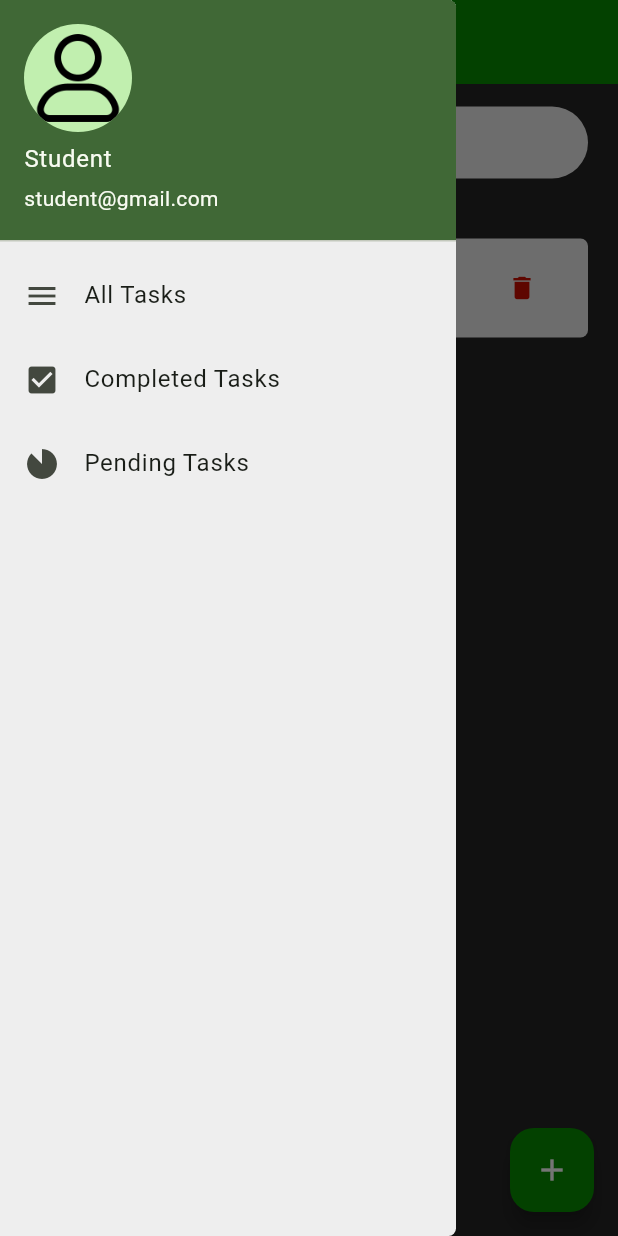
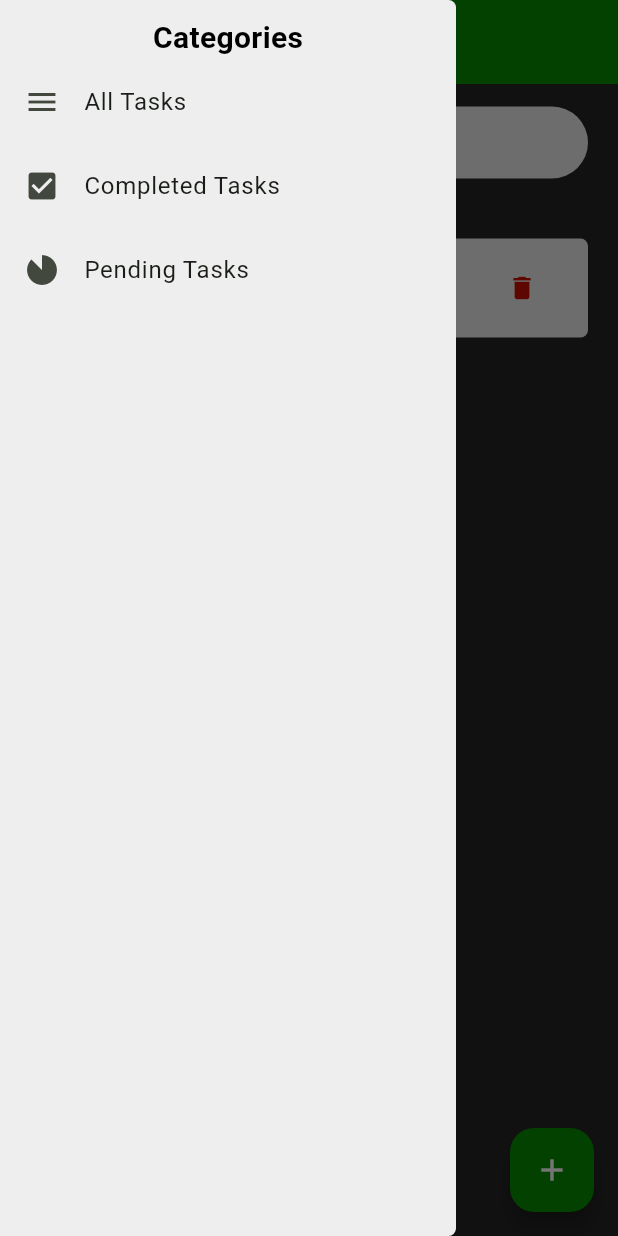
Before and after one commit to OndiekiErnest/To-Do-Flutter, a Flutter app: the screen it shows after launch, with the side drawer open, on a phone screen of 412 x 824 dp. Run offline on Flutter 3.47's test engine with Material 3 defaults, Android fonts, the phone set to English and light mode, and no system bars.

Commit message:
Replaced: UserAccountsDrawerHeader with just a "Categories" text

```diff
--- a/lib/screens/tasks_screen.dart
+++ b/lib/screens/tasks_screen.dart
@@ -202,12 +202,19 @@ class _TasksScreenState extends State<TasksScreen> {
         elevation: 0,
         child: Column(
           children: [
-            const UserAccountsDrawerHeader(
-              currentAccountPicture: CircleAvatar(
-                backgroundImage: AssetImage("assets/user.png"),
-              ),
-              accountName: Text("Student"),
-              accountEmail: Text("student@gmail.com"),
+            const SizedBox(
+                height: 40,
+                child: Align(
+                  alignment: Alignment.bottomCenter,
+                  child: Text(
+                    'Categories',
+                    style: TextStyle(
+                      color: Colors.black,
+                      fontSize: 20,
+                      fontWeight: FontWeight.bold,
+                    ),
+                  ),
+                )
             ),
             // Drawer menu items for different task categories
             ListTile(
```
